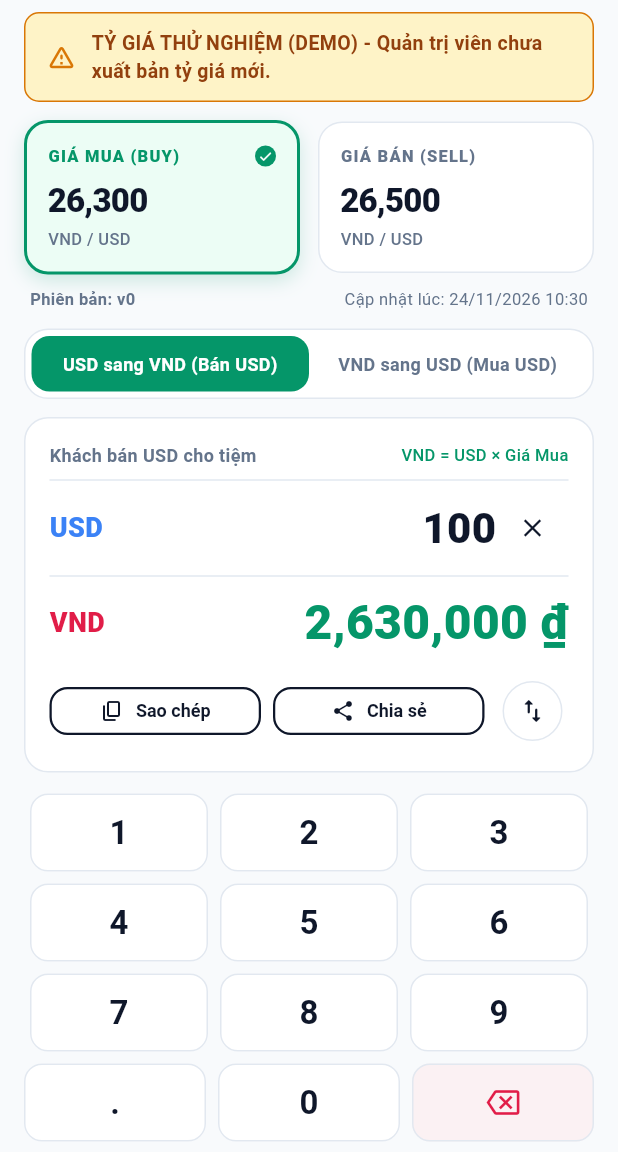
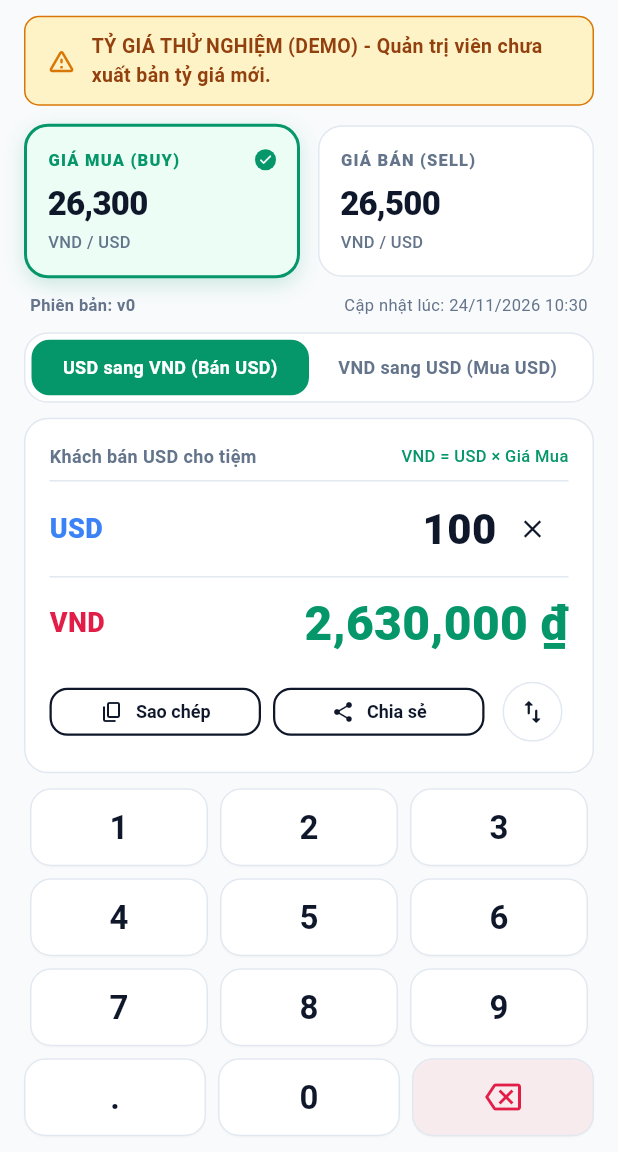
Before and after one commit to aghour80-hub/LyHENG-VND-USD, a Flutter app: the screen it shows after launch, on a phone screen of 412 x 824 dp, the part 84-1236 px from its top. Run offline on Flutter 3.47's test engine with Material 3 defaults, Android fonts, the phone set to English and light mode, and no system bars; our stand-ins replace connectivity_plus, decimal, flutter_riverpod, go_router, share_plus, shared_preferences and 2 more; accounts and stored records are empty.

Commit message:
feat: optimize mobile auto-fit, typography, touch haptics and viewport

```diff
--- a/lib/features/calculator/presentation/calculator_screen.dart
+++ b/lib/features/calculator/presentation/calculator_screen.dart
@@ -89,12 +89,18 @@ class CalculatorScreen extends ConsumerWidget {
         child: SafeArea(
           child: LayoutBuilder(
             builder: (context, constraints) {
-              return SingleChildScrollView(
+              final isCompactHeight = constraints.maxHeight < 720;
+              final verticalGap = isCompactHeight ? 6.0 : 10.0;
+              final keypadBtnHeight = isCompactHeight ? 46.0 : 52.0;
+
+              return Center(
+                child: ConstrainedBox(
+                  constraints: const BoxConstraints(maxWidth: 480),
+                  child: SingleChildScrollView(
                     physics: const AlwaysScrollableScrollPhysics(),
-                padding: const EdgeInsets.fromLTRB(16, 8, 16, 16),
-                child: ConstrainedBox(
-                  constraints: BoxConstraints(
-                    minHeight: constraints.maxHeight - 24,
+                    padding: EdgeInsets.symmetric(
+                      horizontal: 16,
+                      vertical: isCompactHeight ? 6 : 10,
                     ),
                     child: Column(
                       crossAxisAlignment: CrossAxisAlignment.stretch,
@@ -120,13 +126,12 @@ class CalculatorScreen extends ConsumerWidget {
                           onSellTap: () => calcController.setDirection(CalculationDirection.vndToUsd),
                         ),
 
-                      const SizedBox(height: 8),
+                        SizedBox(height: verticalGap),
 
                         // Rate Metadata row (Version + Last updated)
                         Padding(
                           padding: const EdgeInsets.symmetric(horizontal: 4),
                           child: Row(
-                          mainAxisAlignment: MainAxisAlignment.spaceBetween,
                             children: [
                               Text(
                                 '${l10n.rateVersion}: v${currentRate.version}',
@@ -136,18 +141,23 @@ class CalculatorScreen extends ConsumerWidget {
                                   color: isDark ? AppColors.darkTextSecondary : AppColors.lightTextSecondary,
                                 ),
                               ),
-                            Text(
+                              const SizedBox(width: 8),
+                              Expanded(
+                                child: Text(
                                   '${l10n.lastUpdated}: ${DateFormatter.formatShort(currentRate.updatedAt)}',
                                   style: TextStyle(
                                     fontSize: 11,
                                     color: isDark ? AppColors.darkTextSecondary : AppColors.lightTextSecondary,
+                                  ),
+                                  overflow: TextOverflow.ellipsis,
+                                  textAlign: TextAlign.right,
                                 ),
                               ),
                             ],
                           ),
                         ),
 
-                      const SizedBox(height: 12),
+                        SizedBox(height: verticalGap),
 
                         // Direction Selector Tabs
                         AppCard(
@@ -174,11 +184,11 @@ class CalculatorScreen extends ConsumerWidget {
                           ),
                         ),
 
-                      const SizedBox(height: 12),
+                        SizedBox(height: verticalGap),
 
                         // Calculator Input & Result Box
                         AppCard(
-                        padding: const EdgeInsets.all(16),
+                          padding: EdgeInsets.all(isCompactHeight ? 12 : 16),
                           child: Column(
                             crossAxisAlignment: CrossAxisAlignment.stretch,
                             children: [
@@ -209,7 +219,7 @@ class CalculatorScreen extends ConsumerWidget {
                                 ],
                               ),
 
-                            const Divider(height: 16),
+                              Divider(height: isCompactHeight ? 12 : 16),
 
                               // Input Row
                               Row(
@@ -225,6 +235,9 @@ class CalculatorScreen extends ConsumerWidget {
                                   ),
                                   const SizedBox(width: 12),
                                   Expanded(
+                                    child: FittedBox(
+                                      fit: BoxFit.scaleDown,
+                                      alignment: Alignment.centerRight,
                                       child: Text(
                                         calcState.inputString.isEmpty ? '0' : calcState.inputString,
                                         style: TextStyle(
@@ -233,6 +246,7 @@ class CalculatorScreen extends ConsumerWidget {
                                           color: isDark ? AppColors.darkTextPrimary : AppColors.primaryNavy,
                                         ),
                                         textAlign: TextAlign.right,
+                                      ),
                                     ),
                                   ),
                                   if (calcState.inputString.isNotEmpty)
@@ -244,7 +258,7 @@ class CalculatorScreen extends ConsumerWidget {
                                 ],
                               ),
 
-                            const Divider(height: 16),
+                              Divider(height: isCompactHeight ? 12 : 16),
 
                               // Result Row
                               Row(
@@ -277,7 +291,7 @@ class CalculatorScreen extends ConsumerWidget {
                                 ],
                               ),
 
-                            const SizedBox(height: 12),
+                              SizedBox(height: isCompactHeight ? 8 : 12),
 
                               // Action buttons: Copy, Share, Swap
                               Row(
@@ -336,16 +350,18 @@ class CalculatorScreen extends ConsumerWidget {
                           ),
                         ),
 
-                      const SizedBox(height: 14),
+                        SizedBox(height: verticalGap),
 
                         // Fast Numeric Keypad
                         CustomKeypad(
                           showDecimal: isUsdToVnd,
+                          buttonHeight: keypadBtnHeight,
                           onKeyPress: calcController.appendInput,
                           onDelete: calcController.deleteChar,
                           onClear: calcController.clear,
                         ),
                       ],
+                    ),
                   ),
                 ),
               );
--- a/lib/features/calculator/presentation/widgets/custom_keypad.dart
+++ b/lib/features/calculator/presentation/widgets/custom_keypad.dart
@@ -1,4 +1,5 @@
 import 'package:flutter/material.dart';
+import 'package:flutter/services.dart';
 import '../../../../core/constants/app_colors.dart';
 
 class CustomKeypad extends StatelessWidget {
@@ -6,6 +7,7 @@ class CustomKeypad extends StatelessWidget {
   final VoidCallback onDelete;
   final VoidCallback onClear;
   final bool showDecimal;
+  final double buttonHeight;
 
   const CustomKeypad({
     super.key,
@@ -13,6 +15,7 @@ class CustomKeypad extends StatelessWidget {
     required this.onDelete,
     required this.onClear,
     this.showDecimal = true,
+    this.buttonHeight = 52.0,
   });
 
   @override
@@ -31,6 +34,7 @@ class CustomKeypad extends StatelessWidget {
             Expanded(
               child: _KeypadButton(
                 text: showDecimal ? '.' : '00',
+                buttonHeight: buttonHeight,
                 onTap: () => onKeyPress(showDecimal ? '.' : '00'),
               ),
             ),
@@ -38,6 +42,7 @@ class CustomKeypad extends StatelessWidget {
             Expanded(
               child: _KeypadButton(
                 text: '0',
+                buttonHeight: buttonHeight,
                 onTap: () => onKeyPress('0'),
               ),
             ),
@@ -45,9 +50,10 @@ class CustomKeypad extends StatelessWidget {
             Expanded(
               child: _KeypadButton(
                 icon: Icons.backspace_outlined,
+                buttonHeight: buttonHeight,
                 onTap: onDelete,
                 onLongPress: onClear,
-                backgroundColor: AppColors.sellRateRedLight.withValues(alpha: 0.4),
+                backgroundColor: AppColors.sellRateRedLight.withValues(alpha: 0.5),
                 iconColor: AppColors.sellRateRed,
               ),
             ),
@@ -65,6 +71,7 @@ class CustomKeypad extends StatelessWidget {
             padding: const EdgeInsets.symmetric(horizontal: 4),
             child: _KeypadButton(
               text: key,
+              buttonHeight: buttonHeight,
               onTap: () => onKeyPress(key),
             ),
           ),
@@ -81,6 +88,7 @@ class _KeypadButton extends StatelessWidget {
   final VoidCallback? onLongPress;
   final Color? backgroundColor;
   final Color? iconColor;
+  final double buttonHeight;
 
   const _KeypadButton({
     this.text,
@@ -89,6 +97,7 @@ class _KeypadButton extends StatelessWidget {
     this.onLongPress,
     this.backgroundColor,
     this.iconColor,
+    this.buttonHeight = 52.0,
   });
 
   @override
@@ -99,23 +108,33 @@ class _KeypadButton extends StatelessWidget {
 
     return Material(
       color: backgroundColor ?? defaultBg,
-      borderRadius: BorderRadius.circular(12),
+      borderRadius: BorderRadius.circular(14),
+      elevation: isDark ? 0 : 0.5,
+      shadowColor: Colors.black12,
       child: InkWell(
-        onTap: onTap,
-        onLongPress: onLongPress,
-        borderRadius: BorderRadius.circular(12),
+        onTap: () {
+          HapticFeedback.selectionClick();
+          onTap();
+        },
+        onLongPress: onLongPress != null
+            ? () {
+                HapticFeedback.mediumImpact();
+                onLongPress!();
+              }
+            : null,
+        borderRadius: BorderRadius.circular(14),
         child: Container(
-          height: 52,
+          height: buttonHeight,
           alignment: Alignment.center,
           decoration: BoxDecoration(
-            borderRadius: BorderRadius.circular(12),
+            borderRadius: BorderRadius.circular(14),
             border: Border.all(
               color: isDark ? AppColors.darkBorder : AppColors.lightBorder,
               width: 1,
             ),
           ),
           child: icon != null
-              ? Icon(icon, size: 22, color: iconColor ?? textColor)
+              ? Icon(icon, size: 24, color: iconColor ?? textColor)
               : Text(
                   text ?? '',
                   style: TextStyle(
```
Also changed, not shown: 1 other file. Lines whose indentation alone changed are shown as unchanged.
